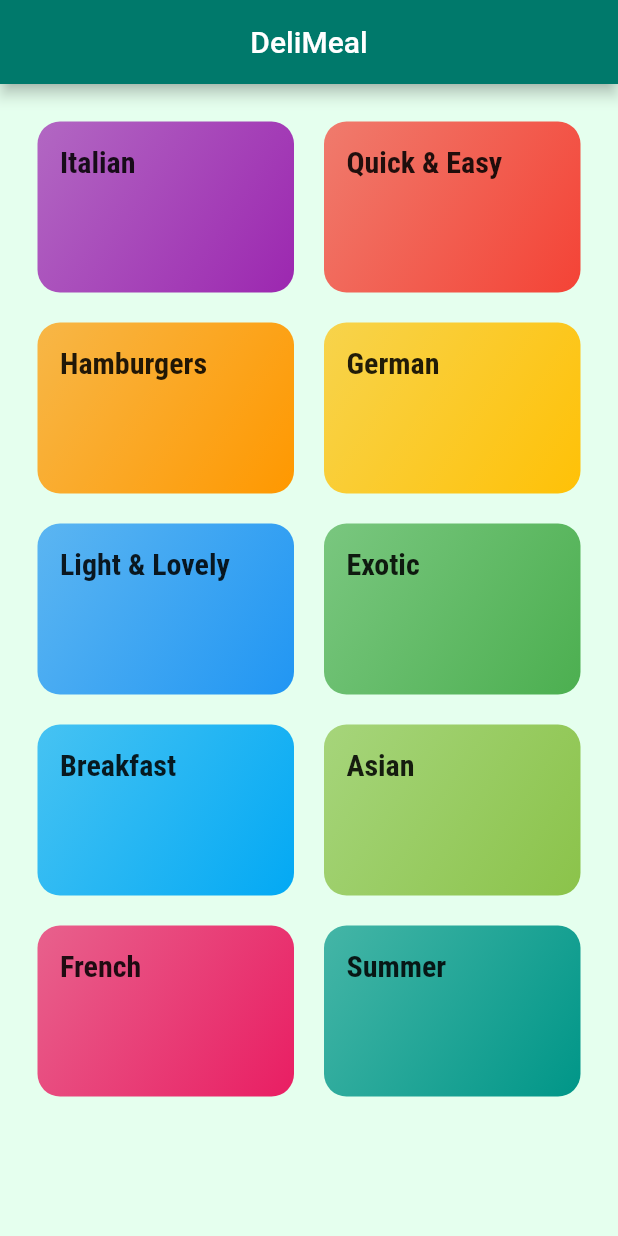
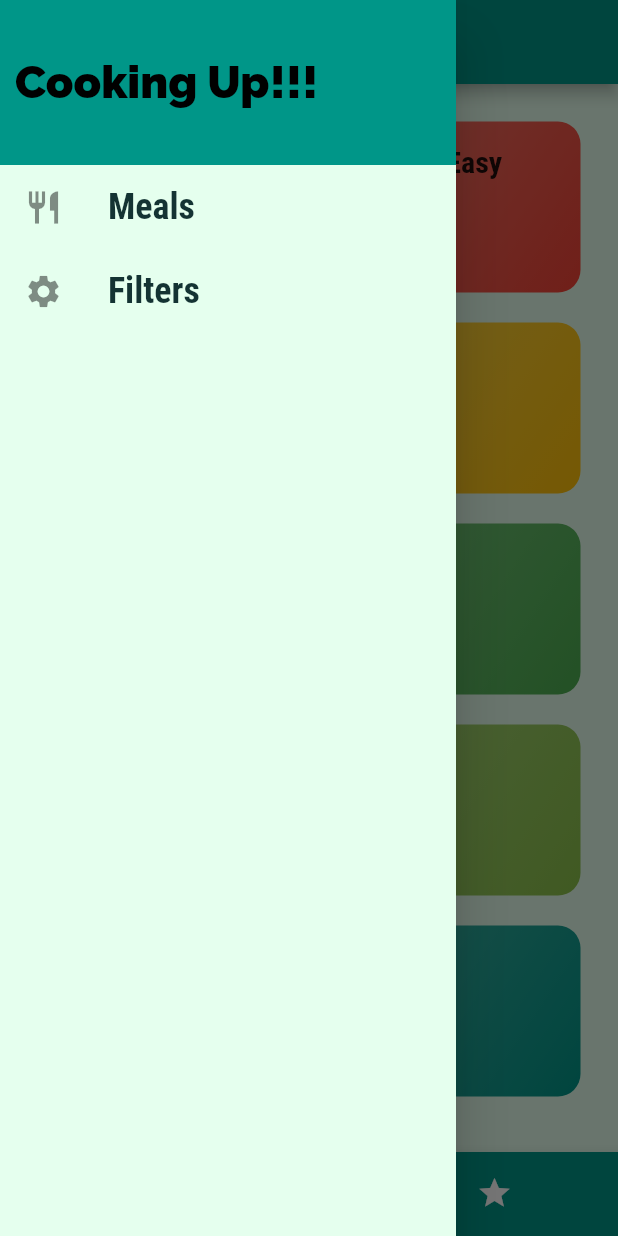
Before and after one commit to AbdelrahmanEhab20/meals_app_flutter, a Flutter app: the screen it shows after launch, with the side drawer open (before the commit the screen has no drawer), on a phone screen of 412 x 824 dp. Run offline on Flutter 3.47's test engine with Material 2 defaults, Android fonts, the phone set to English and light mode, and no system bars.

Commit message:
Editing the main pages +Handleing Filters in app

```diff
--- a/lib/data/dummy_data.dart
+++ b/lib/data/dummy_data.dart
@@ -270,11 +270,11 @@ const DUMMY_MEALS = const [
         'https://cdn.pixabay.com/photo/2018/07/10/21/23/pancake-3529653_1280.jpg',
     duration: 20,
     ingredients: [
-      '1 1/2 Cups all-purpose Flour',
-      '3 1/2 Teaspoons Baking Powder',
+      '1.5 Cups all-purpose Flour',
+      '3.5 Teaspoons Baking Powder',
       '1 Teaspoon Salt',
       '1 Tablespoon White Sugar',
-      '1 1/4 cups Milk',
+      '1.25 cups Milk',
       '1 Egg',
       '3 Tablespoons Butter, melted',
     ],
--- a/lib/main.dart
+++ b/lib/main.dart
@@ -1,19 +1,58 @@
 import 'package:flutter/material.dart';
+import 'package:mealsappp/data/dummy_data.dart';
+import 'package:mealsappp/models/meal.dart';
+import '../screens/filters.dart';
 import '../screens/category_meals.dart';
 import '../screens/meal_detail.dart';
-import 'screens/categories.dart';
+import './screens/categories.dart';
+import './screens/taps_page.dart';
 
 void main() => runApp(MyApp());
 
-class MyApp extends StatelessWidget {
+class MyApp extends StatefulWidget {
+  @override
+  State<MyApp> createState() => _MyAppState();
+}
+
+class _MyAppState extends State<MyApp> {
+  Map<String, bool> _filters = {
+    'glutenFree': false,
+    'vegetarian': false,
+    'vegan': false,
+    'lactoseFree': false,
+  };
+
+  List<Meal> _availableMeals = DUMMY_MEALS;
+
+  void _saveFilters(Map<String, bool> filtersData) {
+    setState(() {
+      _filters = filtersData;
+      _availableMeals = DUMMY_MEALS.where((meal) {
+        if (_filters['glutenFree'] && !meal.isGlutenFree) {
+          return false;
+        }
+        if (_filters['vegetarian'] && !meal.isVegetarian) {
+          return false;
+        }
+        if (_filters['vegan'] && !meal.isVegan) {
+          return false;
+        }
+        if (_filters['lactoseFree'] && !meal.isLactoseFree) {
+          return false;
+        }
+        return true;
+      }).toList();
+    });
+  }
+
   @override
   Widget build(BuildContext context) {
     return MaterialApp(
       debugShowCheckedModeBanner: false,
       title: 'DeliMeals',
       theme: ThemeData(
-        primarySwatch: Colors.blue,
-        accentColor: Colors.green,
+        primarySwatch: Colors.teal,
+        accentColor: Color.fromARGB(255, 84, 83, 83),
         canvasColor: Color.fromARGB(255, 229, 255, 238),
         fontFamily: 'Raleway',
         textTheme: ThemeData.light().textTheme.copyWith(
@@ -36,10 +75,14 @@ class MyApp extends StatelessWidget {
       ),
       // home:Categories() ,
       routes: {
-        '/': (context) => Categories(),
-        CategoryMeals.routeName: (ctx) => CategoryMeals(),
+        '/': (context) => TapsWidget(),
+        CategoryMeals.routeName: (ctx) => CategoryMeals(_availableMeals),
         MealDetails.routeName: (ctx) => MealDetails(),
+        Filters.routeName: (ctx) => Filters(_filters, _saveFilters),
       },
+      onUnknownRoute: ((settings) {
+        return MaterialPageRoute(builder: ((context) => Categories()));
+      }),
     );
   }
 }
--- a/lib/screens/categories.dart
+++ b/lib/screens/categories.dart
@@ -5,17 +5,10 @@ import '../../data/dummy_data.dart';
 class Categories extends StatelessWidget {
   @override
   Widget build(BuildContext context) {
-    return Scaffold(
-      appBar: AppBar(
-        title: Text("DeliMeal"),
-        centerTitle: true,
-        backgroundColor: Colors.teal[700],
-      ),
-      body: GridView(
+    return GridView(
       padding: EdgeInsets.all(25),
       children: DUMMY_CATEGORIES
-            .map(
-                (catData) => property(catData.id, catData.title, catData.color))
+          .map((catData) => property(catData.id, catData.title, catData.color))
           .toList(),
       gridDelegate: SliverGridDelegateWithMaxCrossAxisExtent(
         maxCrossAxisExtent: 200,
@@ -23,7 +16,15 @@ class Categories extends StatelessWidget {
         crossAxisSpacing: 20,
         mainAxisSpacing: 20,
       ),
-      ),
     );
   }
 }
+
+
+//  Scaffold(
+//       // appBar: AppBar(
+//       //   title: Text("DeliMeal"),
+//       //   centerTitle: true,
+//       //   backgroundColor: Colors.teal[700],
+//       // ),
+//       body:
--- /dev/null
+++ b/lib/screens/taps_page.dart
@@ -0,0 +1,83 @@
+import 'package:flutter/material.dart';
+import '../widgets/main_drawer.dart';
+import '../screens/categories.dart';
+import '../screens/favorites.dart';
+
+class TapsWidget extends StatefulWidget {
+  @override
+  State<TapsWidget> createState() => _TapsWidgetState();
+}
+
+class _TapsWidgetState extends State<TapsWidget> {
+  //List OF Screen Widgets We need To Give To The Taps
+
+  //we can edit this list to be a small map and give keys value as page and title key for each page ,
+  //so when we tap on specific tap it will pass the title of this screen
+  final List<Map<String, Object>> _pages = [
+    {"page": Categories(), 'title': 'Categories'},
+    {"page": Favorites(), 'title': 'Favorites'}
+  ];
+  int _selectedIndexPage = 0;
+
+  void _pageSelected(int index) {
+    setState(() {
+      _selectedIndexPage = index;
+    });
+  }
+
+  @override
+  Widget build(BuildContext context) {
+    return Scaffold(
+      appBar: AppBar(
+        title: Text(_pages[_selectedIndexPage]['title']),
+        centerTitle: true,
+      ),
+      drawer: MainDrawer(),
+      //select page from the map
+      body: _pages[_selectedIndexPage]['page'],
+      bottomNavigationBar: BottomNavigationBar(
+        onTap: _pageSelected,
+        backgroundColor: Theme.of(context).primaryColor,
+        unselectedItemColor: Color.fromARGB(255, 255, 255, 255),
+        selectedItemColor: Colors.black,
+        currentIndex: _selectedIndexPage,
+        type: BottomNavigationBarType.shifting,
+        //Default Is Fixed Type instead of Shifting
+        items: [
+          BottomNavigationBarItem(
+              backgroundColor: Theme.of(context).primaryColor,
+              icon: Icon(Icons.category),
+              label: 'Categories'),
+          BottomNavigationBarItem(
+            backgroundColor: Theme.of(context).primaryColor,
+            icon: Icon(Icons.star),
+            label: 'Favorites',
+          )
+        ],
+      ),
+    );
+  }
+}
+
+//Bottom of Bar Widget For handling Taps
+//  DefaultTabController(
+//         length: 2,
+//         child: Scaffold(
+//           appBar: AppBar(
+//             title: Text('Meals'),
+//             bottom: TabBar(tabs: [
+//               Tab(
+//                 icon: Icon(Icons.category),
+//                 text: 'Category',
+//               ),
+//               Tab(
+//                 icon: Icon(Icons.star),
+//                 text: 'Favorites',
+//               )
+//             ]),
+//           ),
+//           body: TabBarView(children: [
+//             Categories(),
+//             Favorites(),
+//           ]),
+//         ));
--- /dev/null
+++ b/lib/widgets/main_drawer.dart
@@ -0,0 +1,54 @@
+import 'package:flutter/material.dart';
+
+class MainDrawer extends StatelessWidget {
+  //Making a builder Method For our ListTile Elements , we can make it as a widget instead of a builder method
+  Widget buildListTile(String title, IconData icon, Function tabHandler) {
+    return ListTile(
+      leading: Icon(
+        icon,
+        size: 26,
+      ),
+      title: Text(
+        title,
+        style: TextStyle(
+            fontWeight: FontWeight.bold,
+            fontSize: 24,
+            fontFamily: 'RobotoCondensed'),
+      ),
+      onTap: tabHandler,
+    );
+  }
+
+  @override
+  Widget build(BuildContext context) {
+    return Drawer(
+      child: Column(
+        children: [
+          Container(
+            height: 110,
+            width: double.infinity,
+            alignment: Alignment.centerLeft,
+            padding: EdgeInsets.all(10),
+            color: Theme.of(context).primaryColor,
+            child: Text(
+              'Cooking Up!!!',
+              style: TextStyle(
+                  fontWeight: FontWeight.w900,
+                  fontSize: 30,
+                  color: Colors.black),
+            ),
+          ),
+          SizedBox(
+            width: 20,
+          ),
+          buildListTile('Meals', Icons.restaurant, () {
+            Navigator.of(context).pushNamed('/');
+          }),
+          buildListTile('Filters', Icons.settings, () {
+            Navigator.of(context).pushNamed('/filters');
+          }),
+        ],
+      ),
+    );
+  }
+}
```
Also changed, not shown: lib/screens/category_meals.dart (+58 -23 lines), lib/screens/favorites.dart (added, +10 -0 lines), lib/screens/filters.dart (added, +114 -0 lines), lib/screens/meal_detail.dart (+89 -4 lines), lib/widgets/meal_item.dart (+14 -4 lines). Lines whose indentation alone changed are shown as unchanged.
